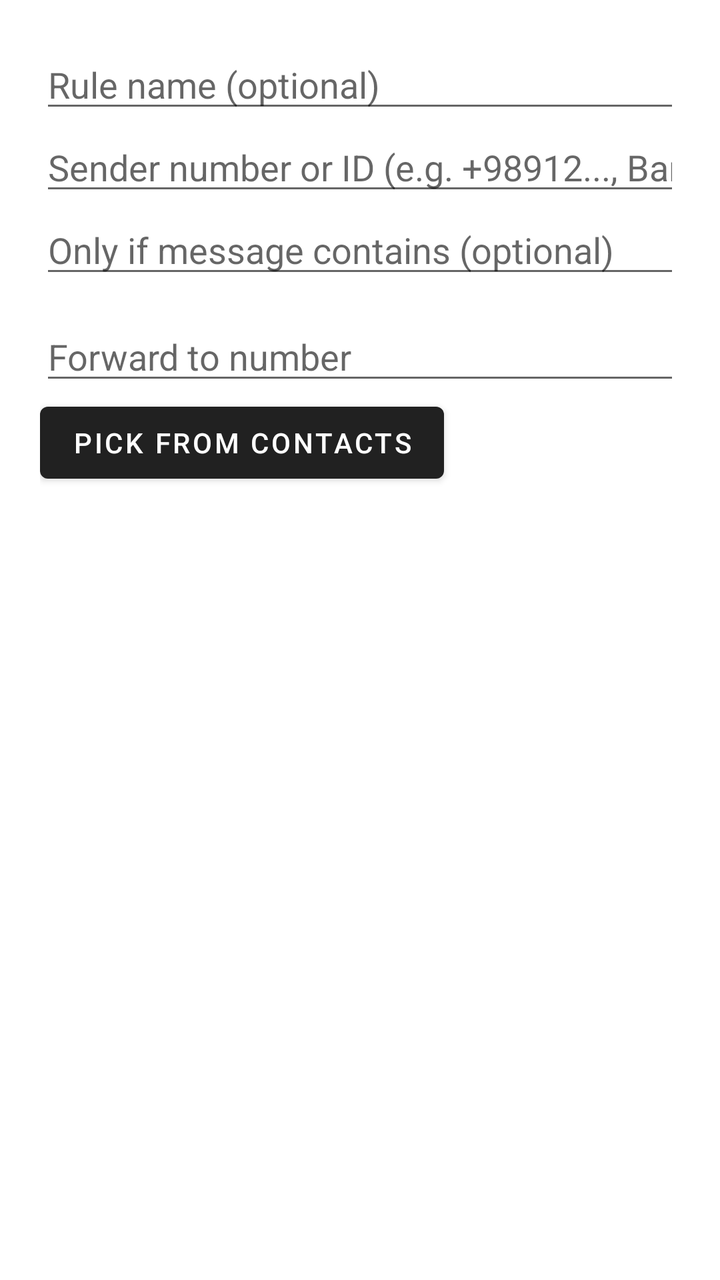
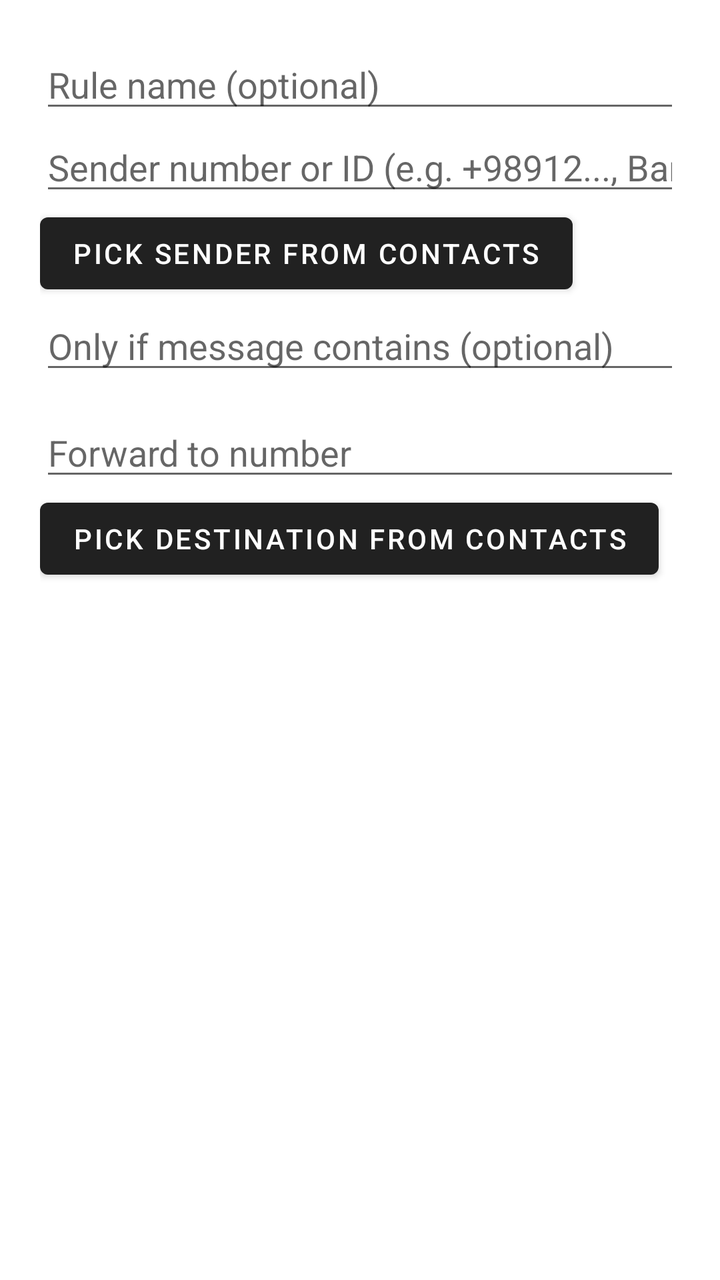

The first picture is an Android layout as it rendered before a commit; the second is the same layout after the commit. The layout source and the unified diff follow.
<!-- AndroidManifest.xml: application theme Theme.SMSForwarder -->
<!-- res/layout/dialog_rule.xml -->
<?xml version="1.0" encoding="utf-8"?>
<ScrollView xmlns:android="http://schemas.android.com/apk/res/android"
    android:layout_width="match_parent"
    android:layout_height="wrap_content">

    <LinearLayout
        android:layout_width="match_parent"
        android:layout_height="wrap_content"
        android:orientation="vertical"
        android:padding="20dp">

        <EditText
            android:id="@+id/etName"
            android:layout_width="match_parent"
            android:layout_height="wrap_content"
            android:hint="@string/rule_name_hint"
            android:inputType="text" />

        <EditText
            android:id="@+id/etSender"
            android:layout_width="match_parent"
            android:layout_height="wrap_content"
            android:hint="@string/sender_hint"
            android:inputType="text" />

        <EditText
            android:id="@+id/etKeyword"
            android:layout_width="match_parent"
            android:layout_height="wrap_content"
            android:hint="@string/keyword_hint"
            android:inputType="text" />

        <EditText
            android:id="@+id/etDest"
            android:layout_width="match_parent"
            android:layout_height="wrap_content"
            android:layout_marginTop="12dp"
            android:hint="@string/dest_hint"
            android:inputType="phone" />

        <Button
            android:id="@+id/btnPick"
            android:layout_width="wrap_content"
            android:layout_height="wrap_content"
            android:text="@string/pick_contact" />
    </LinearLayout>
</ScrollView>
<!-- resources referenced by this layout -->
<resources>
  <string name="dest_hint">Forward to number</string>
  <string name="keyword_hint">Only if message contains (optional)</string>
  <string name="pick_contact">Pick from contacts</string>
  <string name="rule_name_hint">Rule name (optional)</string>
  <string name="sender_hint">Sender number or ID (e.g. +98912..., BankName)</string>
  <style name="Theme.SMSForwarder" parent="Theme.MaterialComponents.DayNight.DarkActionBar" />
</resources>

<!-- the commit's change to res/layout/dialog_rule.xml (unified diff, before → after) -->
@@ -23,6 +23,12 @@
             android:hint="@string/sender_hint"
             android:inputType="text" />
 
+        <Button
+            android:id="@+id/btnPickSender"
+            android:layout_width="wrap_content"
+            android:layout_height="wrap_content"
+            android:text="@string/pick_sender" />
+
         <EditText
             android:id="@+id/etKeyword"
             android:layout_width="match_parent"
<!-- resource entries referenced after the edit -->
@@ -2,7 +2,8 @@
 <resources>
   <string name="dest_hint">Forward to number</string>
   <string name="keyword_hint">Only if message contains (optional)</string>
-  <string name="pick_contact">Pick from contacts</string>
+  <string name="pick_contact">Pick destination from contacts</string>
+  <string name="pick_sender">Pick sender from contacts</string>
   <string name="rule_name_hint">Rule name (optional)</string>
   <string name="sender_hint">Sender number or ID (e.g. +98912..., BankName)</string>
   <style name="Theme.SMSForwarder" parent="Theme.MaterialComponents.DayNight.DarkActionBar" />
